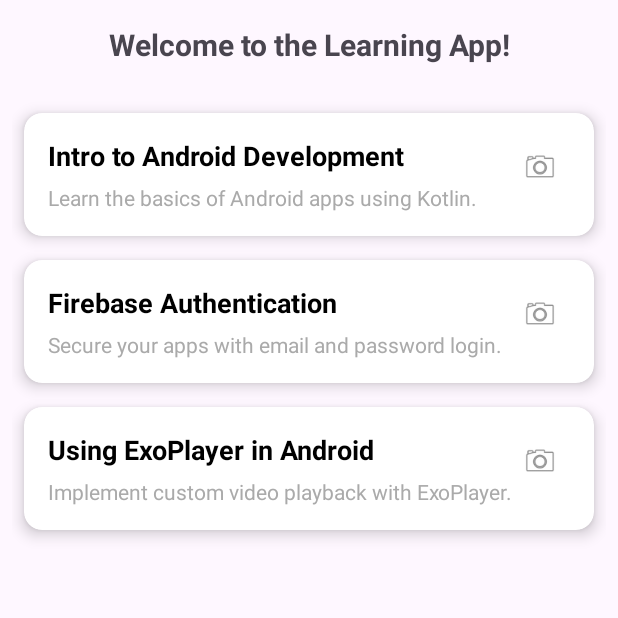
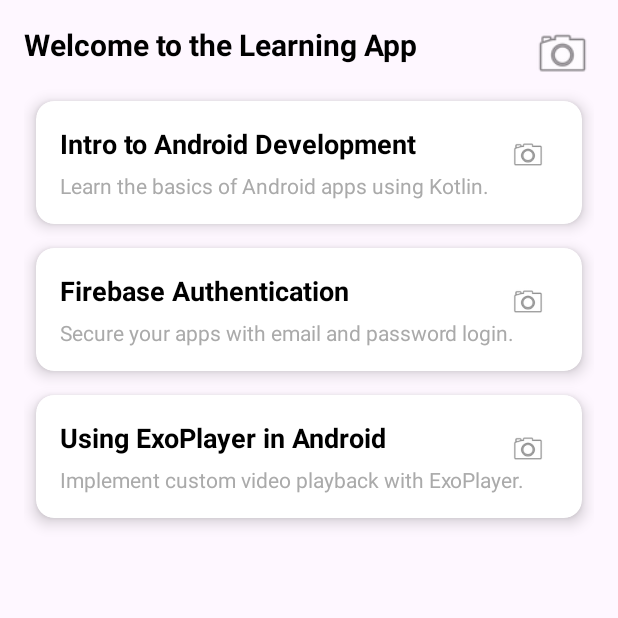
Before and after one commit to Sammi-Drums/screenDisplay, an Android app: the MainActivity screen opened directly, with no data from a screen before it, on a phone screen of 412 x 824 dp, the top half of it. Run offline under Robolectric (Android 15) with nearby library versions, the phone set to English and light mode, and no system bars.

```diff
--- a/app/src/main/AndroidManifest.xml
+++ b/app/src/main/AndroidManifest.xml
@@ -14,9 +14,6 @@
         tools:targetApi="31">
         <activity
             android:name=".VideoPlayerActivity"
-            android:exported="false" />
-        <activity
-            android:name=".CourseAdapter"
             android:exported="false" />
         <activity
             android:name=".activity_test"
--- a/app/src/main/java/com/example/screendisplay/CourseAdapter.kt
+++ b/app/src/main/java/com/example/screendisplay/CourseAdapter.kt
@@ -3,7 +3,9 @@ package com.example.screendisplay
 import android.view.LayoutInflater
 import android.view.View
 import android.view.ViewGroup
+import android.widget.ImageView
 import android.widget.TextView
+import android.widget.Toast
 import androidx.recyclerview.widget.RecyclerView
 import com.example.screendisplay.model.Course
 
@@ -15,34 +17,32 @@ class CourseAdapter(
     inner class CourseViewHolder(itemView: View) : RecyclerView.ViewHolder(itemView) {
         val title: TextView = itemView.findViewById(R.id.courseTitle)
         val description: TextView = itemView.findViewById(R.id.courseDescription)
+        val liveIcon: ImageView = itemView.findViewById(R.id.liveIcon)
 
-        init {
+        fun bind(course: Course) {
+            title.text = course.title
+            description.text = course.description
+
+            // Click on entire card
             itemView.setOnClickListener {
-                val position = adapterPosition
-                if (position != RecyclerView.NO_POSITION) {
-                    onItemClick(courseList[position])
-                }
+                onItemClick(course)
+            }
+
+            // Hover/Click Live Icon
+            liveIcon.setOnClickListener {
+                Toast.makeText(itemView.context, "Join Live Stream with Lecturer", Toast.LENGTH_SHORT).show()
             }
         }
-        val liveIcon = itemView.findViewById<ImageView>(R.id.liveIcon)
-        liveIcon.setOnClickListener {
-            Toast.makeText(context, "Join Live Stream with Lecturer", Toast.LENGTH_SHORT).show()
-            // You can open a LiveStreamActivity or show a dialog if needed
-        }
-
     }
 
     override fun onCreateViewHolder(parent: ViewGroup, viewType: Int): CourseViewHolder {
-        val view = LayoutInflater.from(parent.context)
-            .inflate(R.layout.item_course, parent, false)
+        val view = LayoutInflater.from(parent.context).inflate(R.layout.item_course, parent, false)
         return CourseViewHolder(view)
     }
 
     override fun onBindViewHolder(holder: CourseViewHolder, position: Int) {
-        val course = courseList[position]
-        holder.title.text = course.title
-        holder.description.text = course.description
+        holder.bind(courseList[position])
     }
 
-    override fun getItemCount() = courseList.size
+    override fun getItemCount(): Int = courseList.size
 }
--- a/app/src/main/res/layout/activity_main.xml
+++ b/app/src/main/res/layout/activity_main.xml
@@ -1,35 +1,49 @@
-<?xml version="1.0" encoding="utf-8"?>
-<androidx.constraintlayout.widget.ConstraintLayout
-    xmlns:android="http://schemas.android.com/apk/res/android"
+<androidx.constraintlayout.widget.ConstraintLayout xmlns:android="http://schemas.android.com/apk/res/android"
     xmlns:app="http://schemas.android.com/apk/res-auto"
     xmlns:tools="http://schemas.android.com/tools"
-    android:id="@+id/main_layout"
+    android:id="@+id/main"
     android:layout_width="match_parent"
     android:layout_height="match_parent"
-    tools:context=".MainActivity">
+    tools:context=".MainActivity"
+    android:padding="16dp">
 
+    <!-- Welcome Text -->
     <TextView
         android:id="@+id/welcomeText"
         android:layout_width="0dp"
         android:layout_height="wrap_content"
-        android:text="Welcome to the Learning App!"
+        android:text="Welcome to the Learning App"
         android:textSize="20sp"
         android:textStyle="bold"
-        android:gravity="center"
-        android:padding="16dp"
+        android:textColor="#000000"
+        app:layout_constraintStart_toStartOf="parent"
         app:layout_constraintTop_toTopOf="parent"
-        app:layout_constraintStart_toStartOf="parent"
+        app:layout_constraintEnd_toStartOf="@+id/liveStreamIcon"
+        android:layout_marginEnd="8dp" />
+
+    <!-- Live Stream Icon -->
+    <ImageView
+        android:id="@+id/liveStreamIcon"
+        android:layout_width="42dp"
+        android:layout_height="40dp"
+        android:src="@android:drawable/ic_menu_camera"
+        android:contentDescription="Live Stream"
+        android:background="?attr/selectableItemBackgroundBorderless"
+        android:clickable="true"
+        android:focusable="true"
+        android:tooltipText="Join Live Stream"
+        app:layout_constraintTop_toTopOf="parent"
         app:layout_constraintEnd_toEndOf="parent" />
 
+    <!-- RecyclerView below the top row -->
     <androidx.recyclerview.widget.RecyclerView
         android:id="@+id/courseRecyclerView"
         android:layout_width="0dp"
         android:layout_height="0dp"
-        android:padding="8dp"
         app:layout_constraintTop_toBottomOf="@id/welcomeText"
         app:layout_constraintBottom_toBottomOf="parent"
         app:layout_constraintStart_toStartOf="parent"
         app:layout_constraintEnd_toEndOf="parent"
-        tools:listitem="@layout/item_course" />
+        android:layout_marginTop="16dp" />
 
 </androidx.constraintlayout.widget.ConstraintLayout>
```
Also changed, not shown: app/src/main/java/com/example/screendisplay/VideoPlayerActivity.kt (+20 -29 lines).
